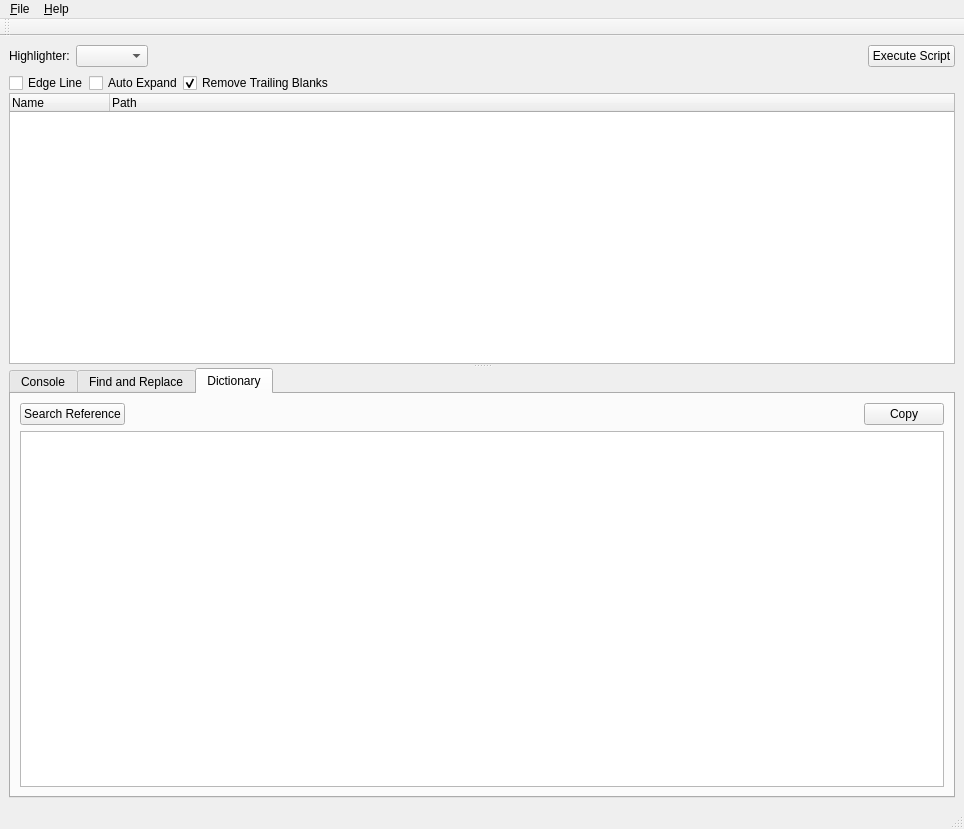
KmolYuan/kmol-editor, file core/mainwindow.ui: the form before one commit.
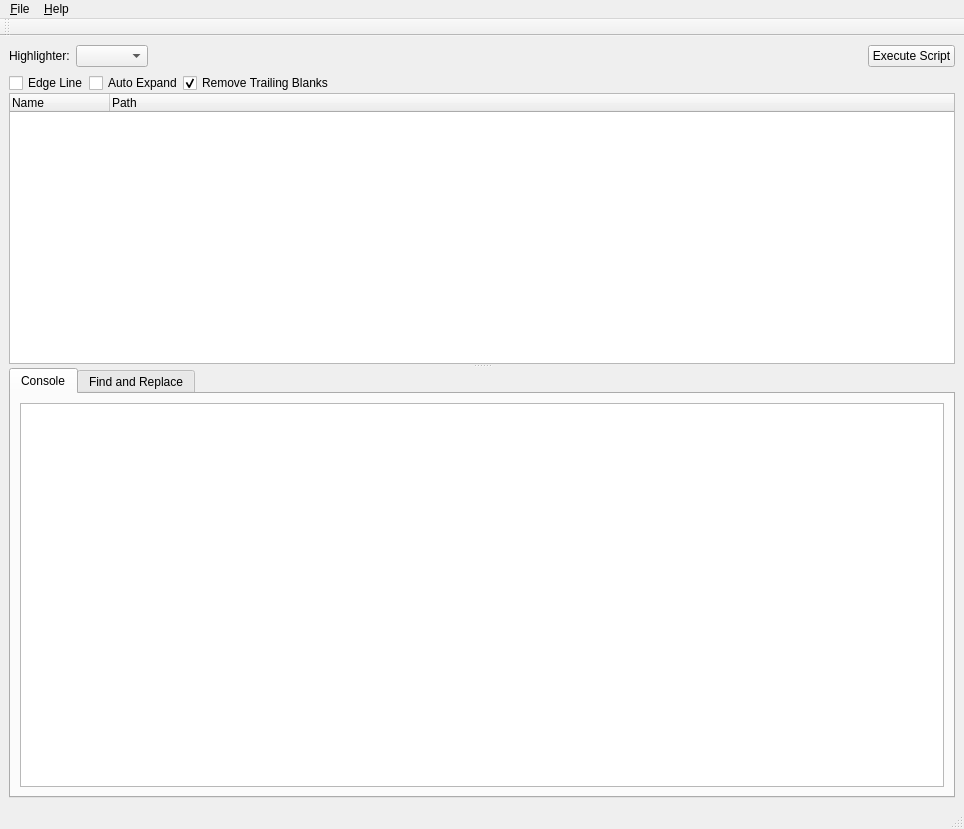
The form after the commit. The open tabs and pages were chosen to show the change. Icons and pictures are not drawn.

Commit message: Remove unused tab pages.

The edit to the form file:
```diff
--- a/core/mainwindow.ui
+++ b/core/mainwindow.ui
@@ -292,47 +292,6 @@
           </item>
          </layout>
         </widget>
-        <widget class="QWidget" name="dict_tab">
-         <attribute name="title">
-          <string>Dictionary</string>
-         </attribute>
-         <layout class="QVBoxLayout" name="verticalLayout_5">
-          <item>
-           <layout class="QHBoxLayout" name="horizontalLayout_7">
-            <item>
-             <widget class="QPushButton" name="dict_button">
-              <property name="text">
-               <string>Search Reference</string>
-              </property>
-             </widget>
-            </item>
-            <item>
-             <spacer name="horizontalSpacer_4">
-              <property name="orientation">
-               <enum>Qt::Horizontal</enum>
-              </property>
-              <property name="sizeHint" stdset="0">
-               <size>
-                <width>40</width>
-                <height>20</height>
-               </size>
-              </property>
-             </spacer>
-            </item>
-            <item>
-             <widget class="QPushButton" name="copy_refer_button">
-              <property name="text">
-               <string>Copy</string>
-              </property>
-             </widget>
-            </item>
-           </layout>
-          </item>
-          <item>
-           <widget class="QListWidget" name="dict_list"/>
-          </item>
-         </layout>
-        </widget>
        </widget>
       </widget>
      </widget>
```
The commit also changes 2 other files.
